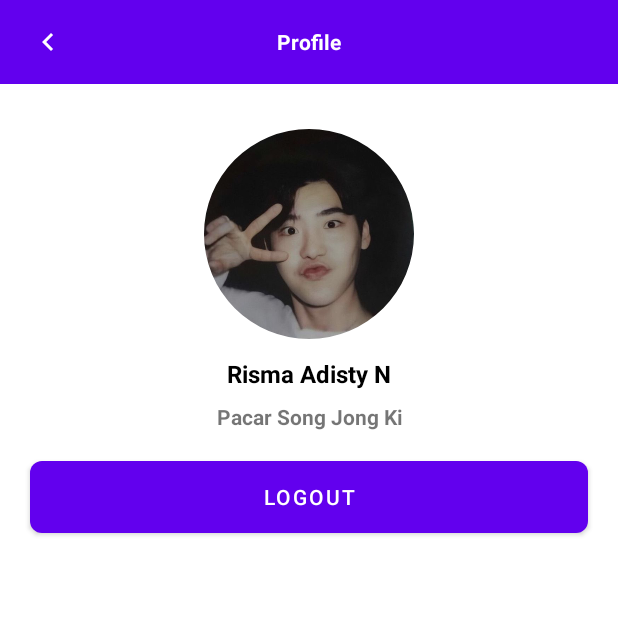
After one commit to rismaadisty/ListBukuDongeng-android, an Android app: the ProfileActivity screen opened directly, with no data from a screen before it, on a phone screen of 412 x 824 dp, the top half of it. The commit adds this screen. Run offline under Robolectric (Android 15) with nearby library versions, the phone set to English and light mode, and no system bars.

Commit message:
finish feature profile (#2)

```diff
--- a/app/src/main/AndroidManifest.xml
+++ b/app/src/main/AndroidManifest.xml
@@ -14,6 +14,9 @@
         android:theme="@style/Theme.ListBukuDongeng"
         tools:targetApi="31">
         <activity
+            android:name=".ui.profile.ProfileActivity"
+            android:exported="false" />
+        <activity
             android:name=".ui.listbuku.ListBukuActivity"
             android:exported="false" />
         <activity
--- a/app/src/main/java/com/ransya/listbukudongeng/ui/listbuku/ListBukuActivity.kt
+++ b/app/src/main/java/com/ransya/listbukudongeng/ui/listbuku/ListBukuActivity.kt
@@ -1,5 +1,6 @@
 package com.ransya.listbukudongeng.ui.listbuku
 
+import android.content.Intent
 import androidx.appcompat.app.AppCompatActivity
 import android.os.Bundle
 import android.util.Log
@@ -10,6 +11,7 @@ import com.ransya.listbukudongeng.R
 import com.ransya.listbukudongeng.data.listBook
 import com.ransya.listbukudongeng.databinding.ActivityListBukuBinding
 import com.ransya.listbukudongeng.ui.listbuku.adapter.ListBukuAdapter
+import com.ransya.listbukudongeng.ui.profile.ProfileActivity
 
 class ListBukuActivity : AppCompatActivity() {
 
@@ -38,6 +40,11 @@ class ListBukuActivity : AppCompatActivity() {
                 swipeRefresh.isRefreshing = false
             }
 
+            siProfile.setOnClickListener {
+                val intent = Intent(this@ListBukuActivity, ProfileActivity::class.java)
+                startActivity(intent)
+            }
+
         }
     }
 }
--- /dev/null
+++ b/app/src/main/java/com/ransya/listbukudongeng/ui/profile/ProfileActivity.kt
@@ -0,0 +1,49 @@
+package com.ransya.listbukudongeng.ui.profile
+
+import android.app.Dialog
+import android.content.DialogInterface
+import androidx.appcompat.app.AppCompatActivity
+import android.os.Bundle
+import android.view.LayoutInflater
+import androidx.appcompat.app.AlertDialog
+import com.ransya.listbukudongeng.R
+import com.ransya.listbukudongeng.databinding.ActivityProfileBinding
+
+class ProfileActivity : AppCompatActivity() {
+    private lateinit var binding : ActivityProfileBinding
+
+    override fun onCreate(savedInstanceState: Bundle?) {
+        super.onCreate(savedInstanceState)
+        binding = ActivityProfileBinding.inflate(layoutInflater)
+        setContentView(binding.root)
+
+        initView()
+    }
+
+    private fun initView() {
+        binding.run {
+            ivBack.setOnClickListener {
+                finish()
+            }
+
+            mbLogout.setOnClickListener {
+                showDialogLogout()
+            }
+        }
+    }
+
+    private fun showDialogLogout() {
+        val dialog = AlertDialog.Builder(this)
+        dialog.setTitle("Dialog")
+        dialog.setMessage("Apakah anda yakin ingin keluar?")
+        dialog.setPositiveButton("Ya") { p0, p1 ->
+            finishAffinity()
+            p0.dismiss()
+        }
+
+        dialog.setNegativeButton("Tidak") { p0, p1 ->
+            p0.dismiss()
+        }
+        dialog.show()
+    }
+}
--- /dev/null
+++ b/app/src/main/res/drawable/ic_arrow_back_white.xml
@@ -0,0 +1,5 @@
+<vector android:height="24dp" android:tint="#FFFFFF"
+    android:viewportHeight="24" android:viewportWidth="24"
+    android:width="24dp" xmlns:android="http://schemas.android.com/apk/res/android">
+    <path android:fillColor="@android:color/white" android:pathData="M15.41,16.59L10.83,12l4.58,-4.59L14,6l-6,6 6,6 1.41,-1.41z"/>
+</vector>
--- /dev/null
+++ b/app/src/main/res/layout/activity_profile.xml
@@ -0,0 +1,93 @@
+<?xml version="1.0" encoding="utf-8"?>
+<LinearLayout xmlns:android="http://schemas.android.com/apk/res/android"
+    xmlns:app="http://schemas.android.com/apk/res-auto"
+    xmlns:tools="http://schemas.android.com/tools"
+    android:layout_width="match_parent"
+    android:layout_height="match_parent"
+    android:orientation="vertical"
+    tools:context=".ui.profile.ProfileActivity">
+
+    <RelativeLayout
+        android:layout_width="match_parent"
+        android:background="@color/purple_500"
+        android:layout_height="?attr/actionBarSize">
+
+        <ImageView
+            android:id="@+id/iv_back"
+            android:layout_width="wrap_content"
+            android:layout_height="wrap_content"
+            android:src="@drawable/ic_arrow_back_white"
+            android:padding="8dp"
+            android:layout_marginTop="8dp"
+            android:layout_alignParentStart="true"
+            android:layout_marginStart="12dp"/>
+
+        <TextView
+            android:layout_width="wrap_content"
+            android:layout_height="wrap_content"
+            android:layout_centerInParent="true"
+            android:text="@string/txt_profile"
+            android:textColor="@color/white"
+            android:textSize="14dp"
+            android:textStyle="bold"
+            android:padding="4dp"
+            android:layout_marginStart="12dp"
+            android:layout_marginTop="12dp"
+            android:layout_marginBottom="8dp"/>
+
+    </RelativeLayout>
+
+    <ScrollView
+        android:layout_width="match_parent"
+        android:layout_height="match_parent"
+        android:fillViewport="true">
+
+        <LinearLayout
+            android:layout_width="match_parent"
+            android:layout_height="match_parent"
+            android:orientation="vertical">
+
+            <com.google.android.material.imageview.ShapeableImageView
+                android:layout_width="140dp"
+                android:layout_height="140dp"
+                android:src="@drawable/ic_profile"
+                android:layout_gravity="center"
+                android:layout_marginTop="30dp"
+                app:shapeAppearance="@style/ShapeAppearanceOverlay.App.CornerSize50Percent"
+                android:scaleType="centerCrop"/>
+
+            <TextView
+                android:layout_width="match_parent"
+                android:layout_height="wrap_content"
+                android:text="@string/txt_name_own"
+                android:textSize="16sp"
+                android:textColor="@color/black"
+                android:layout_marginTop="12dp"
+                android:textAlignment="center"
+                android:textStyle="bold"/>
+
+            <TextView
+                android:layout_width="match_parent"
+                android:layout_height="wrap_content"
+                android:layout_marginTop="8dp"
+                android:text="@string/txt_message_profile"
+                android:textStyle="bold"
+                android:textAlignment="center"/>
+
+            <com.google.android.material.button.MaterialButton
+                android:id="@+id/mb_logout"
+                android:layout_width="match_parent"
+                android:layout_height="wrap_content"
+                android:layout_marginHorizontal="20dp"
+                android:layout_marginTop="20dp"
+                android:text="@string/txt_logout"
+                app:cornerRadius="8dp"
+                android:insetTop="0dp"
+                android:insetBottom="0dp"/>
+
+
+
+        </LinearLayout>
+    </ScrollView>
+
+</LinearLayout>
--- a/app/src/main/res/values/strings.xml
+++ b/app/src/main/res/values/strings.xml
@@ -2,4 +2,8 @@
     <string name="app_name">List Buku Dongeng</string>
 
     <string name="txt_splashscreen">Splash screen</string>
+    <string name="txt_profile">Profile</string>
+    <string name="txt_name_own">Risma Adisty N</string>
+    <string name="txt_message_profile">Pacar Song Jong Ki</string>
+    <string name="txt_logout">Logout</string>
 </resources>
```
